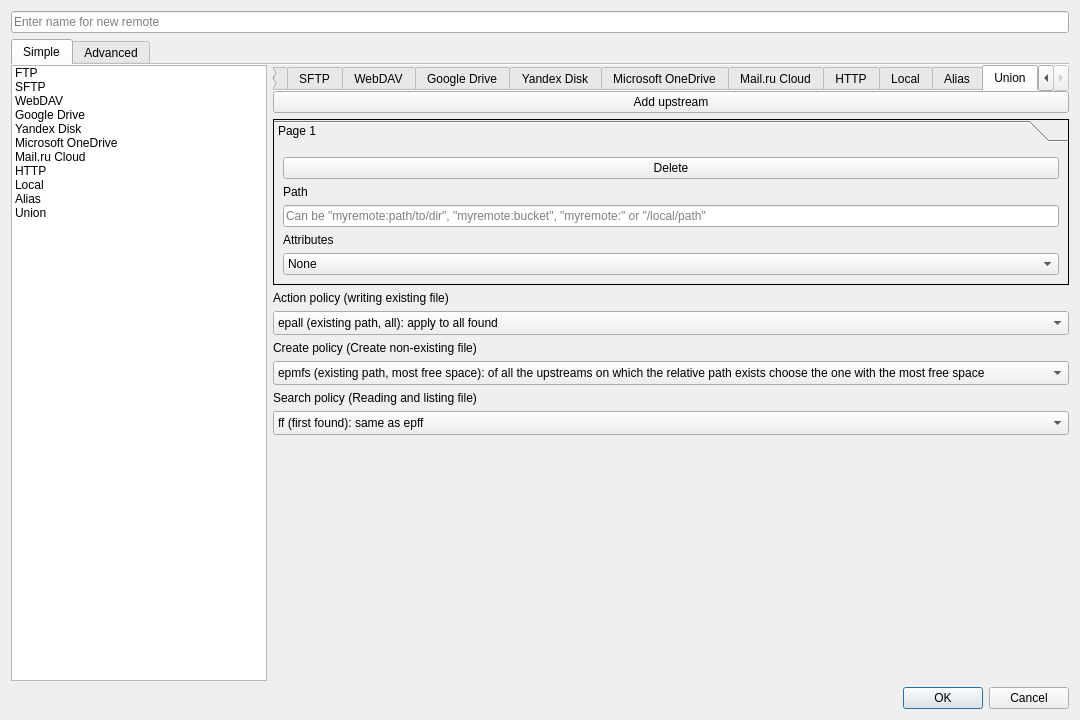
Qt form ui/new_remote_window.ui (Communist02/agile) before a commit.
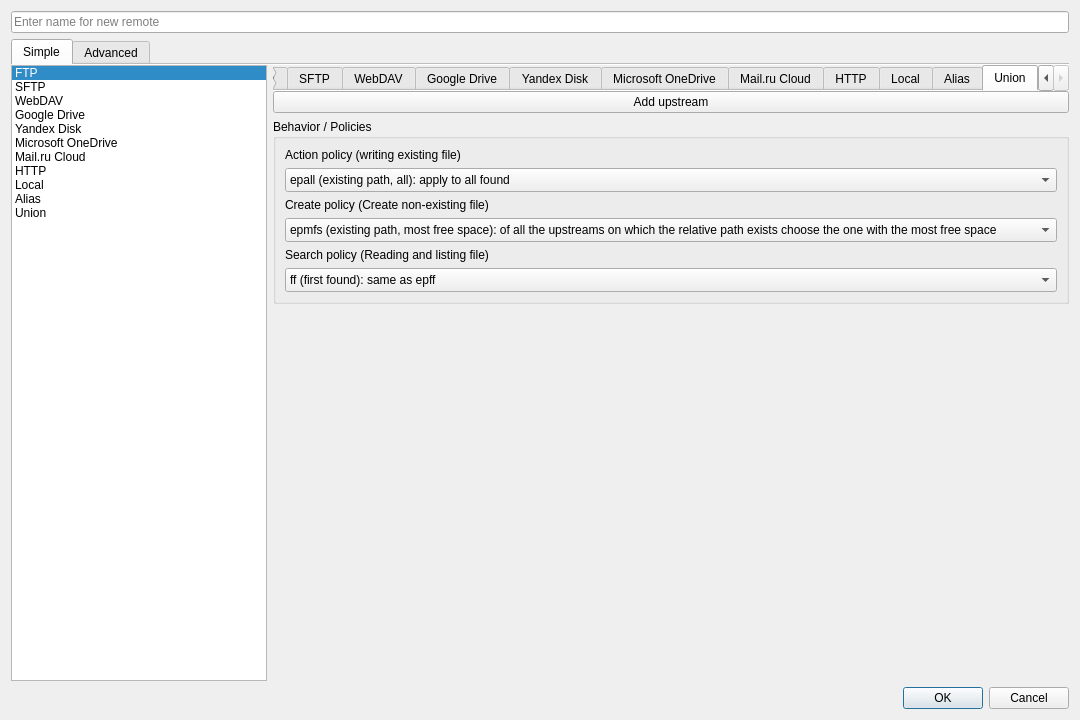
The same form after that commit. The open tabs and pages were chosen to show the change.

What changed in the file:
```diff
--- a/ui/new_remote_window.ui
+++ b/ui/new_remote_window.ui
@@ -52,19 +52,13 @@
        <item>
         <widget class="QListWidget" name="listWidget_remotes">
          <property name="sizePolicy">
-          <sizepolicy hsizetype="Minimum" vsizetype="Expanding">
+          <sizepolicy hsizetype="Preferred" vsizetype="Expanding">
            <horstretch>0</horstretch>
            <verstretch>0</verstretch>
           </sizepolicy>
          </property>
-         <property name="minimumSize">
-          <size>
-           <width>150</width>
-           <height>0</height>
-          </size>
-         </property>
          <property name="currentRow">
-          <number>-1</number>
+          <number>0</number>
          </property>
          <item>
           <property name="text">
@@ -953,8 +947,8 @@
                <rect>
                 <x>0</x>
                 <y>0</y>
-                <width>800</width>
-                <height>566</height>
+                <width>222</width>
+                <height>200</height>
                </rect>
               </property>
               <layout class="QVBoxLayout" name="verticalLayout_21">
@@ -971,98 +965,15 @@
                 <number>0</number>
                </property>
                <item>
-                <widget class="QToolBox" name="toolBox">
-                 <property name="sizePolicy">
-                  <sizepolicy hsizetype="Preferred" vsizetype="Fixed">
-                   <horstretch>0</horstretch>
-                   <verstretch>0</verstretch>
-                  </sizepolicy>
+                <layout class="QVBoxLayout" name="verticalLayout_union_container"/>
+               </item>
+               <item>
+                <widget class="QGroupBox" name="groupBox_union_policies">
+                 <property name="title">
+                  <string>Behavior / Policies</string>
                  </property>
-                 <property name="frameShape">
-                  <enum>QFrame::Shape::Box</enum>
-                 </property>
-                 <property name="currentIndex">
-                  <number>0</number>
-                 </property>
-                 <widget class="QWidget" name="page">
-                  <property name="geometry">
-                   <rect>
-                    <x>0</x>
-                    <y>0</y>
-                    <width>798</width>
-                    <height>144</height>
-                   </rect>
-                  </property>
-                  <attribute name="label">
-                   <string>Page 1</string>
-                  </attribute>
                   <layout class="QVBoxLayout" name="verticalLayout_22">
                    <item>
-                    <widget class="QPushButton" name="pushButton">
-                     <property name="text">
-                      <string>Delete</string>
-                     </property>
-                    </widget>
-                   </item>
-                   <item>
-                    <widget class="QLabel" name="label_19">
-                     <property name="sizePolicy">
-                      <sizepolicy hsizetype="Preferred" vsizetype="Fixed">
-                       <horstretch>0</horstretch>
-                       <verstretch>0</verstretch>
-                      </sizepolicy>
-                     </property>
-                     <property name="text">
-                      <string>Path</string>
-                     </property>
-                    </widget>
-                   </item>
-                   <item>
-                    <widget class="QLineEdit" name="lineEdit">
-                     <property name="toolTip">
-                      <string>Can be &quot;myremote:path/to/dir&quot;, &quot;myremote:bucket&quot;, &quot;myremote:&quot; or &quot;/local/path&quot;</string>
-                     </property>
-                     <property name="placeholderText">
-                      <string>Can be &quot;myremote:path/to/dir&quot;, &quot;myremote:bucket&quot;, &quot;myremote:&quot; or &quot;/local/path&quot;</string>
-                     </property>
-                    </widget>
-                   </item>
-                   <item>
-                    <widget class="QLabel" name="label_20">
-                     <property name="text">
-                      <string>Attributes</string>
-                     </property>
-                    </widget>
-                   </item>
-                   <item>
-                    <widget class="QComboBox" name="comboBox">
-                     <item>
-                      <property name="text">
-                       <string>None</string>
-                      </property>
-                     </item>
-                     <item>
-                      <property name="text">
-                       <string extracomment=":ro">Files will only be read from here and never written</string>
-                      </property>
-                     </item>
-                     <item>
-                      <property name="text">
-                       <string extracomment=":nc">New files or directories won't be created here</string>
-                      </property>
-                     </item>
-                     <item>
-                      <property name="text">
-                       <string extracomment=":writeback">Files found in different remotes will be written back here</string>
-                      </property>
-                     </item>
-                    </widget>
-                   </item>
-                  </layout>
-                 </widget>
-                </widget>
-               </item>
-               <item>
                 <widget class="QLabel" name="label_21">
                  <property name="text">
                   <string>Action policy (writing existing file)</string>
@@ -1329,6 +1240,9 @@
                  </item>
                 </widget>
                </item>
+                 </layout>
+                </widget>
+               </item>
                <item>
                 <spacer name="verticalSpacer_9">
                  <property name="orientation">
```
Left out of the diff: 31 changed lines with no effect on the pictures. Lines whose indentation alone changed are shown as unchanged.
